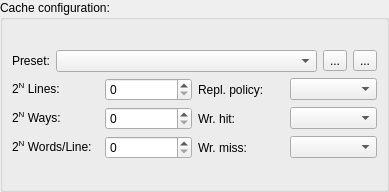
Qt form src/cachesim/cacheconfigwidget.ui (mortbopet/Ripes) before a commit.
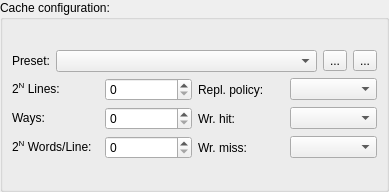
The same form after that commit.

Diff of the .ui file:
```diff
--- a/src/cachesim/cacheconfigwidget.ui
+++ b/src/cachesim/cacheconfigwidget.ui
@@ -142,7 +142,7 @@
             <item row="5" column="0">
              <widget class="QLabel" name="label_2">
               <property name="text">
-               <string>&lt;html&gt;&lt;head/&gt;&lt;body&gt;&lt;p&gt;2&lt;span style=&quot; vertical-align:super;&quot;&gt;N&lt;/span&gt; Ways:&lt;/p&gt;&lt;/body&gt;&lt;/html&gt;</string>
+               <string>&lt;html&gt;&lt;head/&gt;&lt;body&gt;Ways:&lt;/p&gt;&lt;/body&gt;&lt;/html&gt;</string>
               </property>
              </widget>
             </item>
```
